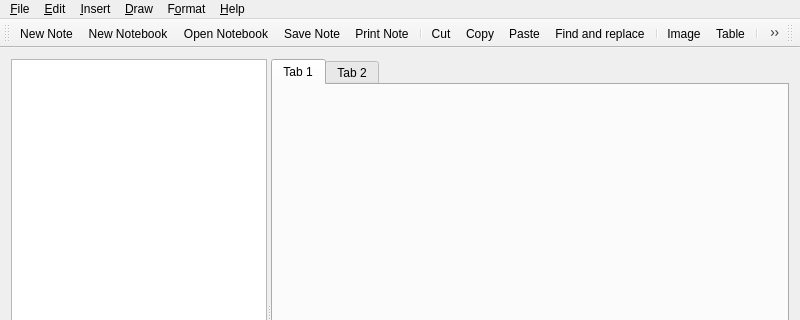
First picture: the form in mynotemainwindow.ui, repository arindamrc/mynote, before the edit; both pictures show x 0 to 800 and y 0 to 320 of the 800 by 600 pixel window.
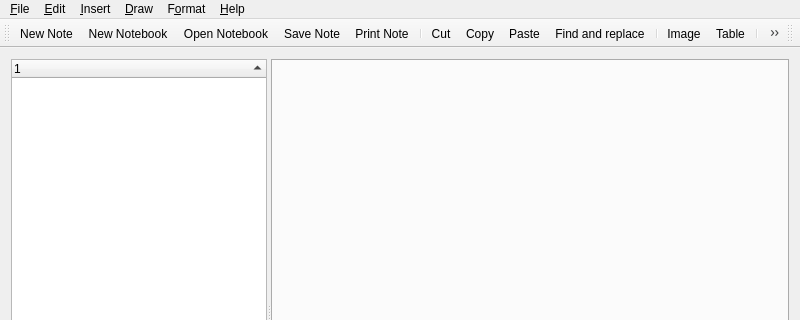
Second picture: the form after the edit. Icons and pictures are not drawn.

The edit to the form file:
```diff
--- a/mynotemainwindow.ui
+++ b/mynotemainwindow.ui
@@ -36,8 +36,14 @@
        <property name="frameShape">
         <enum>QFrame::StyledPanel</enum>
        </property>
-       <attribute name="headerVisible">
+       <property name="sortingEnabled">
+        <bool>true</bool>
+       </property>
+       <property name="headerHidden">
         <bool>false</bool>
+       </property>
+       <attribute name="headerVisible">
+        <bool>true</bool>
        </attribute>
        <column>
         <property name="text">
@@ -52,16 +58,9 @@
          <verstretch>0</verstretch>
         </sizepolicy>
        </property>
-       <widget class="QWidget" name="tab">
-        <attribute name="title">
-         <string>Tab 1</string>
-        </attribute>
-       </widget>
-       <widget class="QWidget" name="tab_2">
-        <attribute name="title">
-         <string>Tab 2</string>
-        </attribute>
-       </widget>
+       <property name="currentIndex">
+        <number>-1</number>
+       </property>
       </widget>
      </widget>
     </item>
```
